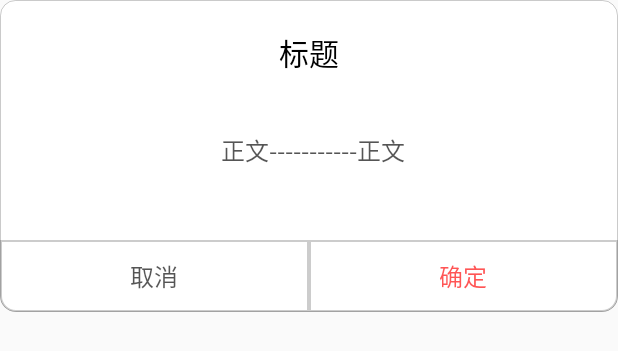
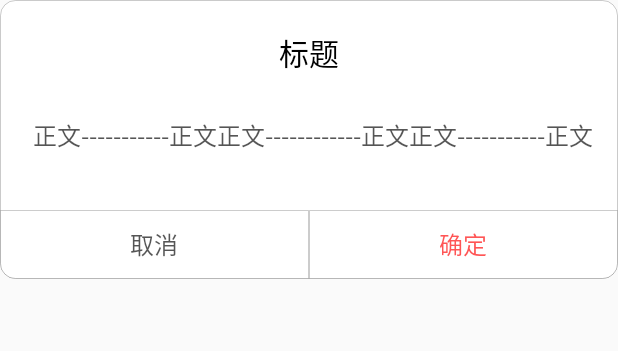
Before and after one commit to CysionLiu/WeDialog, an Android app: the layout we_dialog_normal.xml on its own in the app's theme, with its tools: preview values and no code run, on a phone screen of 412 x 824 dp. Shown: the top 351 px of the screen. Run offline under Robolectric (Android 15) with nearby library versions, the phone set to English and light mode, and no system bars.

Commit message:
fix bugs

```diff
--- a/wedialog/src/main/java/com/cysion/wedialog/dialogs/CustomDialog.kt
+++ b/wedialog/src/main/java/com/cysion/wedialog/dialogs/CustomDialog.kt
@@ -73,6 +73,7 @@ class CustomDialog : DialogFragment() {
             val p = window!!.attributes
             window.decorView.setBackgroundColor(0X00000000)
             window.setBackgroundDrawable(null)
+            window.setBackgroundDrawableResource(android.R.color.transparent)
             window.setGravity(mGravity)
             p.width = (resources.displayMetrics.widthPixels * mWidthRatio).toInt()
             p.height = WindowManager.LayoutParams.WRAP_CONTENT
--- a/wedialog/src/main/java/com/cysion/wedialog/dialogs/LoadingDialog.kt
+++ b/wedialog/src/main/java/com/cysion/wedialog/dialogs/LoadingDialog.kt
@@ -3,10 +3,10 @@ package com.cysion.wedialog.dialogs
 import android.app.AlertDialog
 import android.app.Dialog
 import android.os.Bundle
+import android.support.v4.app.DialogFragment
+import android.support.v4.app.FragmentManager
 import android.view.LayoutInflater
 import android.view.WindowManager
-import android.support.v4.app.DialogFragment
-import android.support.v4.app.FragmentManager
 import com.cysion.wedialog.R
 import com.cysion.wedialog.WeDialog
 
@@ -31,6 +31,7 @@ class LoadingDialog : DialogFragment() {
             window.attributes = p
             window.setDimAmount(WeDialog.weConfig.mDimCount)
             window.setBackgroundDrawable(null)
+            window.setBackgroundDrawableResource(android.R.color.transparent)
             dialog.setContentView(view)
             dialog.window!!.clearFlags(WindowManager.LayoutParams.FLAG_NOT_FOCUSABLE or WindowManager.LayoutParams.FLAG_ALT_FOCUSABLE_IM)
             dialog.window!!.setSoftInputMode(WindowManager.LayoutParams.SOFT_INPUT_STATE_VISIBLE)
--- a/wedialog/src/main/java/com/cysion/wedialog/dialogs/NormalDialog.kt
+++ b/wedialog/src/main/java/com/cysion/wedialog/dialogs/NormalDialog.kt
@@ -74,6 +74,7 @@ class NormalDialog : DialogFragment() {
             val p = window!!.attributes
             window.decorView.setBackgroundColor(0X00000000)
             window.setBackgroundDrawable(null)
+            window.setBackgroundDrawableResource(android.R.color.transparent)
             window.setGravity(Gravity.CENTER)
             p.width = (resources.displayMetrics.widthPixels * mWidthRatio).toInt()
             p.height = WindowManager.LayoutParams.WRAP_CONTENT
--- a/wedialog/src/main/res/drawable/we_shape_round_left_button.xml
+++ b/wedialog/src/main/res/drawable/we_shape_round_left_button.xml
@@ -10,6 +10,6 @@
         android:color="@color/we_white"
         />
 
-    <stroke android:width="1dp" android:color="@color/we_gray"/>
+    <stroke android:width="1px" android:color="@color/we_gray"/>
 
 </shape>
--- a/wedialog/src/main/res/drawable/we_shape_round_right_button.xml
+++ b/wedialog/src/main/res/drawable/we_shape_round_right_button.xml
@@ -10,6 +10,6 @@
         android:color="@color/we_white"
         />
 
-    <stroke android:width="1dp" android:color="@color/we_gray"/>
+    <stroke android:width="1px" android:color="@color/we_gray"/>
 
 </shape>
--- a/wedialog/src/main/res/layout/we_dialog_normal.xml
+++ b/wedialog/src/main/res/layout/we_dialog_normal.xml
@@ -26,7 +26,7 @@
         android:layout_height="match_parent"
         android:layout_margin="10dp"
         android:gravity="center"
-        android:minHeight="80dp"
+        android:minHeight="60dp"
         android:paddingLeft="6dp"
         android:text="@string/we_str_text"
         android:textColor="@color/we_text_color"
@@ -35,7 +35,7 @@
 
     <LinearLayout
         android:layout_width="match_parent"
-        android:layout_height="match_parent"
+        android:layout_height="46dp"
         android:layout_marginTop="10dp"
         android:orientation="horizontal">
 
@@ -56,6 +56,7 @@
         <Button
             android:id="@+id/we_btn_positive"
             android:layout_width="0dip"
+            android:gravity="center"
             android:layout_height="match_parent"
             android:layout_weight="1"
             android:background="@drawable/we_shape_round_right_button"
--- a/wedialog/src/main/res/values/strings.xml
+++ b/wedialog/src/main/res/values/strings.xml
@@ -2,7 +2,7 @@
     <string name="app_name">wedialog</string>
     <string name="we_str_loading">加载中</string>
     <string name="we_str_title">标题</string>
-    <string name="we_str_text">正文-----------正文</string>
+    <string name="we_str_text">正文-----------正文正文------------正文正文-----------正文</string>
     <string name="we_str_yes_text">确定</string>
     <string name="we_str_no_text">取消</string>
 
```
